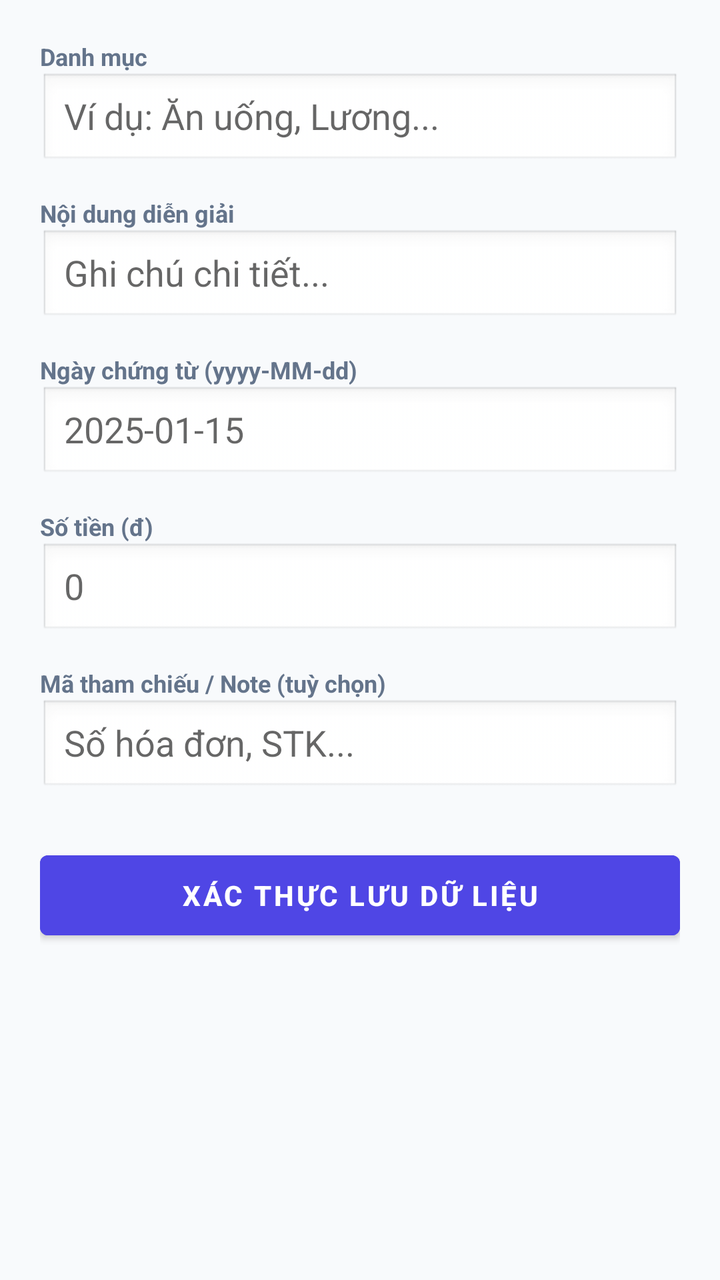
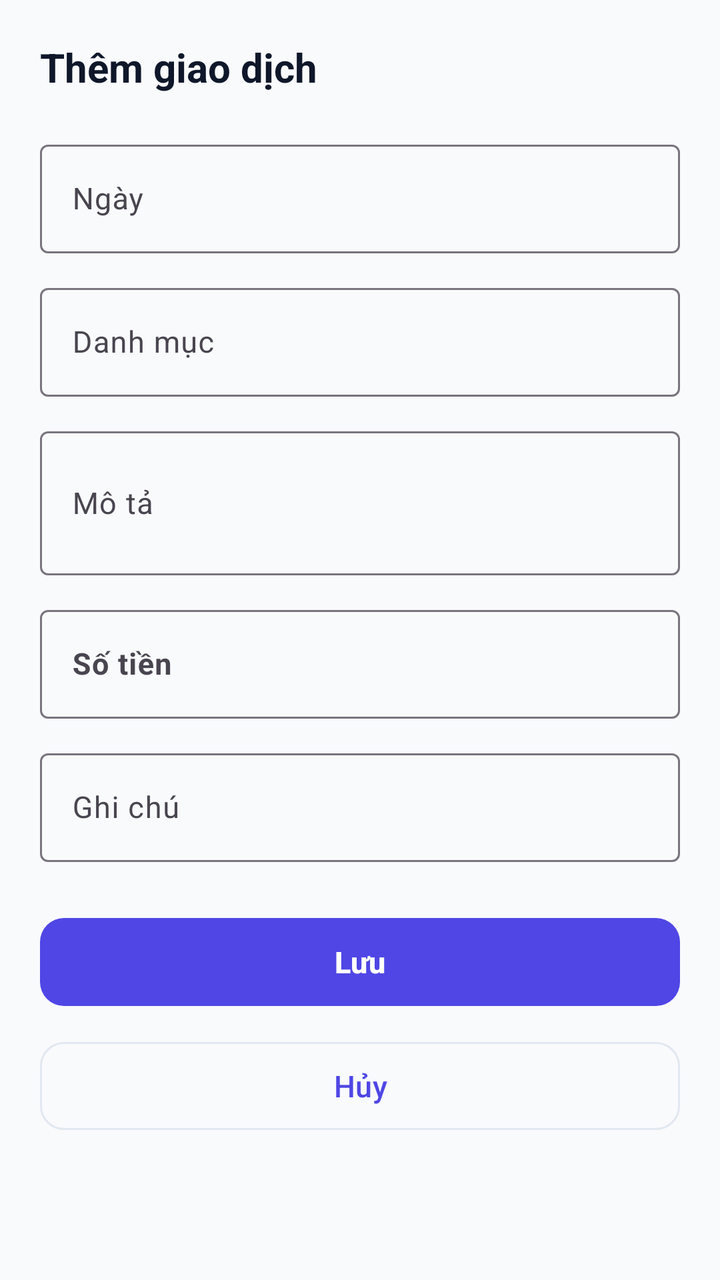

The first picture is an Android layout as it rendered before a commit; the second is the same layout after the commit. The layout source and the unified diff follow.
<!-- AndroidManifest.xml: application theme Theme.SoThuChi -->
<!-- res/layout/activity_add_edit.xml -->
<?xml version="1.0" encoding="utf-8"?>
<ScrollView
    xmlns:android="http://schemas.android.com/apk/res/android"
    android:layout_width="match_parent"
    android:layout_height="match_parent"
    android:background="#f8fafc"
    android:fillViewport="true">

    <LinearLayout
        android:layout_width="match_parent"
        android:layout_height="wrap_content"
        android:orientation="vertical"
        android:padding="20dp">

        <TextView
            android:layout_width="wrap_content"
            android:layout_height="wrap_content"
            android:text="Danh mục"
            android:textSize="12sp"
            android:textColor="#64748b"
            android:textStyle="bold" />
        <EditText
            android:id="@+id/et_danh_muc"
            android:layout_width="match_parent"
            android:layout_height="48dp"
            android:hint="Ví dụ: Ăn uống, Lương..."
            android:inputType="text"
            android:maxLength="100"
            android:layout_marginBottom="14dp"
            android:background="@android:drawable/edit_text"
            android:paddingHorizontal="12dp" />

        <TextView
            android:layout_width="wrap_content"
            android:layout_height="wrap_content"
            android:text="Nội dung diễn giải"
            android:textSize="12sp"
            android:textColor="#64748b"
            android:textStyle="bold" />
        <EditText
            android:id="@+id/et_mo_ta"
            android:layout_width="match_parent"
            android:layout_height="48dp"
            android:hint="Ghi chú chi tiết..."
            android:inputType="text"
            android:maxLength="300"
            android:layout_marginBottom="14dp"
            android:background="@android:drawable/edit_text"
            android:paddingHorizontal="12dp" />

        <TextView
            android:layout_width="wrap_content"
            android:layout_height="wrap_content"
            android:text="Ngày chứng từ (yyyy-MM-dd)"
            android:textSize="12sp"
            android:textColor="#64748b"
            android:textStyle="bold" />
        <EditText
            android:id="@+id/et_ngay"
            android:layout_width="match_parent"
            android:layout_height="48dp"
            android:hint="2025-01-15"
            android:inputType="date"
            android:layout_marginBottom="14dp"
            android:background="@android:drawable/edit_text"
            android:paddingHorizontal="12dp" />

        <TextView
            android:layout_width="wrap_content"
            android:layout_height="wrap_content"
            android:text="Số tiền (đ)"
            android:textSize="12sp"
            android:textColor="#64748b"
            android:textStyle="bold" />
        <EditText
            android:id="@+id/et_so_tien"
            android:layout_width="match_parent"
            android:layout_height="48dp"
            android:hint="0"
            android:inputType="number"
            android:layout_marginBottom="14dp"
            android:background="@android:drawable/edit_text"
            android:paddingHorizontal="12dp" />

        <TextView
            android:layout_width="wrap_content"
            android:layout_height="wrap_content"
            android:text="Mã tham chiếu / Note (tuỳ chọn)"
            android:textSize="12sp"
            android:textColor="#64748b"
            android:textStyle="bold" />
        <EditText
            android:id="@+id/et_ghi_chu"
            android:layout_width="match_parent"
            android:layout_height="48dp"
            android:hint="Số hóa đơn, STK..."
            android:inputType="text"
            android:maxLength="80"
            android:layout_marginBottom="24dp"
            android:background="@android:drawable/edit_text"
            android:paddingHorizontal="12dp" />

        <Button
            android:id="@+id/btn_save"
            android:layout_width="match_parent"
            android:layout_height="52dp"
            android:text="Xác thực lưu dữ liệu"
            android:textAllCaps="true"
            android:textStyle="bold"
            android:backgroundTint="#4f46e5" />
    </LinearLayout>
</ScrollView>
<!-- resources referenced by this layout -->
<resources>
  <style name="Theme.SoThuChi" parent="Theme.MaterialComponents.DayNight.DarkActionBar">
          <item name="colorPrimary">#4f46e5</item>
          <item name="colorPrimaryVariant">#1e1b4b</item>
          <item name="colorOnPrimary">@android:color/white</item>
          <item name="colorSecondary">#059669</item>
          <item name="colorOnSecondary">@android:color/white</item>
          <item name="android:statusBarColor">#1e1b4b</item>
      </style>
</resources>

<!-- the commit's change to res/layout/activity_add_edit.xml (unified diff, before → after) -->
@@ -1,10 +1,10 @@
 <?xml version="1.0" encoding="utf-8"?>
-<ScrollView
-    xmlns:android="http://schemas.android.com/apk/res/android"
+<ScrollView xmlns:android="http://schemas.android.com/apk/res/android"
+    xmlns:app="http://schemas.android.com/apk/res-auto"
     android:layout_width="match_parent"
     android:layout_height="match_parent"
-    android:background="#f8fafc"
-    android:fillViewport="true">
+    android:fillViewport="true"
+    android:background="@color/bg_main">
 
     <LinearLayout
         android:layout_width="match_parent"
@@ -13,100 +13,126 @@
         android:padding="20dp">
 
         <TextView
+            android:id="@+id/tvTitle"
             android:layout_width="wrap_content"
             android:layout_height="wrap_content"
-            android:text="Danh mục"
-            android:textSize="12sp"
-            android:textColor="#64748b"
-            android:textStyle="bold" />
-        <EditText
-            android:id="@+id/et_danh_muc"
+            android:text="Thêm giao dịch"
+            android:textSize="20sp"
+            android:textStyle="bold"
+            android:textColor="@color/text_primary"
+            android:layout_marginBottom="20dp" />
+
+        <com.google.android.material.textfield.TextInputLayout
             android:layout_width="match_parent"
-            android:layout_height="48dp"
-            android:hint="Ví dụ: Ăn uống, Lương..."
-            android:inputType="text"
-            android:maxLength="100"
-            android:layout_marginBottom="14dp"
-            android:background="@android:drawable/edit_text"
-            android:paddingHorizontal="12dp" />
+            android:layout_height="wrap_content"
+            android:hint="@string/ngay"
+            style="@style/Widget.Material3.TextInputLayout.OutlinedBox"
+            android:layout_marginBottom="12dp">
 
-        <TextView
+            <com.google.android.material.textfield.TextInputEditText
+                android:id="@+id/etDate"
+                android:layout_width="match_parent"
+                android:layout_height="wrap_content"
+                android:focusable="false"
+                android:clickable="true"
+                android:inputType="none"
+                android:textSize="15sp" />
+        </com.google.android.material.textfield.TextInputLayout>
+
+        <com.google.android.material.textfield.TextInputLayout
+            android:layout_width="match_parent"
+            android:layout_height="wrap_content"
+            android:hint="@string/danh_muc"
+            style="@style/Widget.Material3.TextInputLayout.OutlinedBox"
+            android:layout_marginBottom="12dp">
+
+            <com.google.android.material.textfield.TextInputEditText
+                android:id="@+id/etCategory"
+                android:layout_width="match_parent"
+                android:layout_height="wrap_content"
+                android:inputType="text"
+                android:maxLength="100"
+                android:textSize="15sp" />
+        </com.google.android.material.textfield.TextInputLayout>
+
+        <com.google.android.material.textfield.TextInputLayout
+            android:layout_width="match_parent"
+            android:layout_height="wrap_content"
+            android:hint="@string/mo_ta"
+            style="@style/Widget.Material3.TextInputLayout.OutlinedBox"
+            android:layout_marginBottom="12dp">
+
+            <com.google.android.material.textfield.TextInputEditText
+                android:id="@+id/etDescription"
+                android:layout_width="match_parent"
+                android:layout_height="wrap_content"
+                android:inputType="textMultiLine"
+                android:maxLength="300"
+                android:minLines="2"
+                android:textSize="15sp" />
+        </com.google.android.material.textfield.TextInputLayout>
+
+        <com.google.android.material.textfield.TextInputLayout
+            android:layout_width="match_parent"
+            android:layout_height="wrap_content"
+            android:hint="@string/so_tien"
+            style="@style/Widget.Material3.TextInputLayout.OutlinedBox"
+            android:layout_marginBottom="12dp"
+            app:prefixText="đ ">
+
+            <com.google.android.material.textfield.TextInputEditText
+                android:id="@+id/etAmount"
+                android:layout_width="match_parent"
+                android:layout_height="wrap_content"
+                android:inputType="number"
+                android:textSize="15sp"
+                android:textStyle="bold"
+                android:textColor="@color/primary" />
+        </com.google.android.material.textfield.TextInputLayout>
+
+        <com.google.android.material.textfield.TextInputLayout
+            android:layout_width="match_parent"
+            android:layout_height="wrap_content"
+            android:hint="@string/ghi_chu"
+            style="@style/Widget.Material3.TextInputLayout.OutlinedBox"
+            android:layout_marginBottom="24dp">
+
+            <com.google.android.material.textfield.TextInputEditText
+                android:id="@+id/etNote"
+                android:layout_width="match_parent"
+                android:layout_height="wrap_content"
+                android:inputType="text"
+                android:maxLength="80"
+                android:textSize="15sp" />
+        </com.google.android.material.textfield.TextInputLayout>
+
+        <com.google.android.material.button.MaterialButton
+            android:id="@+id/btnSave"
+            android:layout_width="match_parent"
+            android:layout_height="52dp"
+            android:text="@string/luu"
+            android:textSize="15sp"
+            android:textStyle="bold"
+            app:cornerRadius="12dp"
+            android:layout_marginBottom="10dp" />
+
+        <com.google.android.material.button.MaterialButton
+            android:id="@+id/btnCancel"
+            android:layout_width="match_parent"
+            android:layout_height="52dp"
+            android:text="@string/huy"
+            android:textSize="15sp"
+            style="@style/Widget.Material3.Button.OutlinedButton"
+            app:cornerRadius="12dp"
+            app:strokeColor="@color/border" />
+
+        <ProgressBar
+            android:id="@+id/progressBar"
             android:layout_width="wrap_content"
             android:layout_height="wrap_content"
-            android:text="Nội dung diễn giải"
-            android:textSize="12sp"
-            android:textColor="#64748b"
-            android:textStyle="bold" />
-        <EditText
-            android:id="@+id/et_mo_ta"
-            android:layout_width="match_parent"
-            android:layout_height="48dp"
-            android:hint="Ghi chú chi tiết..."
-            android:inputType="text"
-            android:maxLength="300"
-            android:layout_marginBottom="14dp"
-            android:background="@android:drawable/edit_text"
-            android:paddingHorizontal="12dp" />
+            android:layout_gravity="center"
+            android:visibility="gone"
+            android:layout_marginTop="16dp" />
 
-        <TextView
-            android:layout_width="wrap_content"
-            android:layout_height="wrap_content"
-            android:text="Ngày chứng từ (yyyy-MM-dd)"
-            android:textSize="12sp"
-            android:textColor="#64748b"
-            android:textStyle="bold" />
-        <EditText
-            android:id="@+id/et_ngay"
-            android:layout_width="match_parent"
-            android:layout_height="48dp"
-            android:hint="2025-01-15"
-            android:inputType="date"
-            android:layout_marginBottom="14dp"
-            android:background="@android:drawable/edit_text"
-            android:paddingHorizontal="12dp" />
-
-        <TextView
-            android:layout_width="wrap_content"
-            android:layout_height="wrap_content"
-            android:text="Số tiền (đ)"
-            android:textSize="12sp"
-            android:textColor="#64748b"
-            android:textStyle="bold" />
-        <EditText
-            android:id="@+id/et_so_tien"
-            android:layout_width="match_parent"
-            android:layout_height="48dp"
-            android:hint="0"
-            android:inputType="number"
-            android:layout_marginBottom="14dp"
-            android:background="@android:drawable/edit_text"
-            android:paddingHorizontal="12dp" />
-
-        <TextView
-            android:layout_width="wrap_content"
-            android:layout_height="wrap_content"
-            android:text="Mã tham chiếu / Note (tuỳ chọn)"
-            android:textSize="12sp"
-            android:textColor="#64748b"
-            android:textStyle="bold" />
-        <EditText
-            android:id="@+id/et_ghi_chu"
-            android:layout_width="match_parent"
-            android:layout_height="48dp"
-            android:hint="Số hóa đơn, STK..."
-            android:inputType="text"
-            android:maxLength="80"
-            android:layout_marginBottom="24dp"
-            android:background="@android:drawable/edit_text"
-            android:paddingHorizontal="12dp" />
-
-        <Button
-            android:id="@+id/btn_save"
-            android:layout_width="match_parent"
-            android:layout_height="52dp"
-            android:text="Xác thực lưu dữ liệu"
-            android:textAllCaps="true"
-            android:textStyle="bold"
-            android:backgroundTint="#4f46e5" />
     </LinearLayout>
 </ScrollView>
<!-- resource entries referenced after the edit -->
@@ -1,12 +1,29 @@
 <!-- resources referenced by this layout -->
 <resources>
-  <style name="Theme.SoThuChi" parent="Theme.MaterialComponents.DayNight.DarkActionBar">
-          <item name="colorPrimary">#4f46e5</item>
-          <item name="colorPrimaryVariant">#1e1b4b</item>
-          <item name="colorOnPrimary">@android:color/white</item>
-          <item name="colorSecondary">#059669</item>
-          <item name="colorOnSecondary">@android:color/white</item>
-          <item name="android:statusBarColor">#1e1b4b</item>
+  <color name="bg_main">#F8FAFC</color>
+  <color name="border">#E2E8F0</color>
+  <color name="primary">#4F46E5</color>
+  <color name="text_primary">#0F172A</color>
+  <string name="danh_muc">Danh mục</string>
+  <string name="ghi_chu">Ghi chú</string>
+  <string name="huy">Hủy</string>
+  <string name="luu">Lưu</string>
+  <string name="mo_ta">Mô tả</string>
+  <string name="ngay">Ngày</string>
+  <string name="so_tien">Số tiền</string>
+  <style name="Theme.SoThuChi" parent="Theme.Material3.Light.NoActionBar">
+          <item name="colorPrimary">@color/primary</item>
+          <item name="colorPrimaryDark">@color/primary_dark</item>
+          <item name="colorAccent">@color/accent</item>
+          <item name="android:statusBarColor">@color/bg_main</item>
+          <item name="android:windowLightStatusBar">true</item>
+          <item name="android:navigationBarColor">@color/bg_main</item>
+          <item name="android:windowBackground">@color/bg_main</item>
+          <item name="android:textColorPrimary">@color/text_primary</item>
+          <item name="android:textColorSecondary">@color/text_secondary</item>
       </style>
+  <color name="primary_dark">#3730A3</color>
+  <color name="accent">#10B981</color>
+  <color name="text_secondary">#64748B</color>
 </resources>
 
